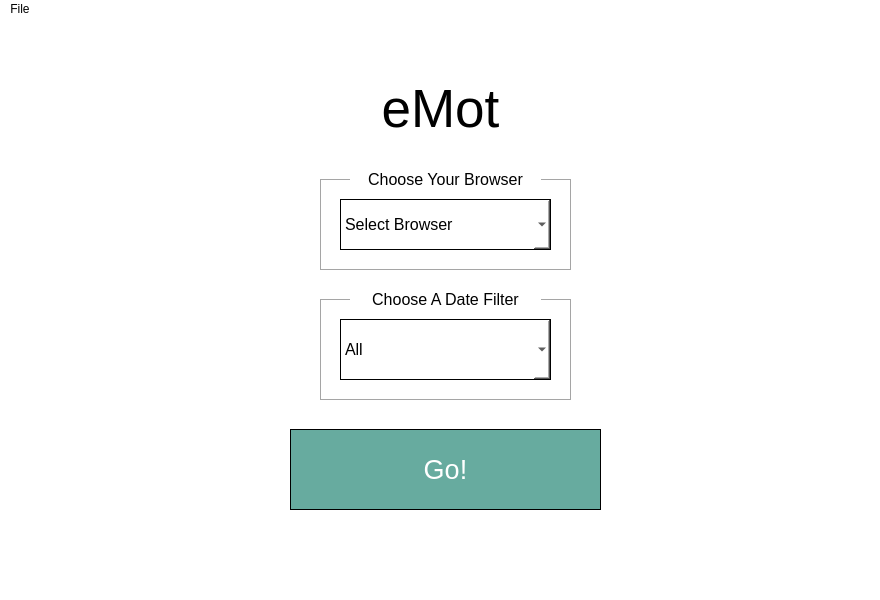
Before: the Qt Designer form src/pyqt/main_window.ui in gerardpslowey/eMot, drawn with Qt 5.
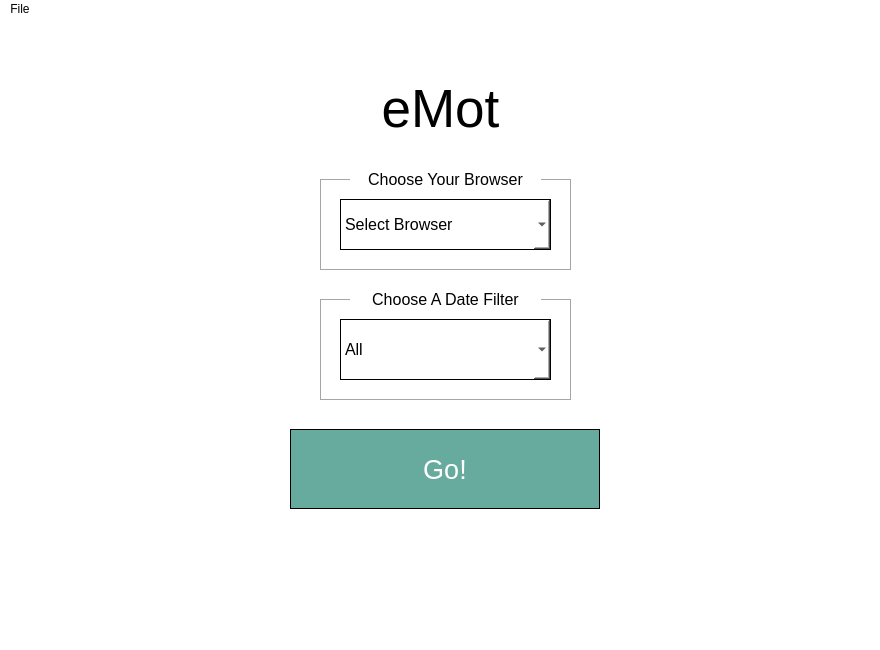
After: the same form once the commit is applied. Icons and pictures are not drawn.

The edit to the form file:
```diff
--- a/src/pyqt/main_window.ui
+++ b/src/pyqt/main_window.ui
@@ -7,12 +7,31 @@
     <x>0</x>
     <y>0</y>
     <width>880</width>
-    <height>600</height>
+    <height>650</height>
    </rect>
   </property>
+  <property name="minimumSize">
+   <size>
+    <width>880</width>
+    <height>650</height>
+   </size>
+  </property>
+  <property name="maximumSize">
+   <size>
+    <width>880</width>
+    <height>650</height>
+   </size>
+  </property>
   <property name="windowTitle">
    <string>MainWindow</string>
   </property>
+  <property name="windowIcon">
+   <iconset resource="resource.qrc">
+    <normaloff>:/newPrefix/resources/icon.png</normaloff>:/newPrefix/resources/icon.png</iconset>
+  </property>
+  <property name="autoFillBackground">
+   <bool>false</bool>
+  </property>
   <property name="styleSheet">
    <string notr="true">background-color: rgb(255, 255, 255);</string>
   </property>
@@ -242,8 +261,8 @@
      <rect>
       <x>290</x>
       <y>410</y>
-      <width>311</width>
-      <height>81</height>
+      <width>310</width>
+      <height>80</height>
      </rect>
     </property>
     <property name="font">
@@ -254,6 +273,9 @@
     <property name="statusTip">
      <string>Click to start the sentiment analysis</string>
     </property>
+    <property name="autoFillBackground">
+     <bool>false</bool>
+    </property>
     <property name="styleSheet">
      <string notr="true">color: rgb(255, 255, 255);
 background-color: rgb(103, 171, 159);
```
Left out of the diff: 4 changed lines with no effect on the pictures.
